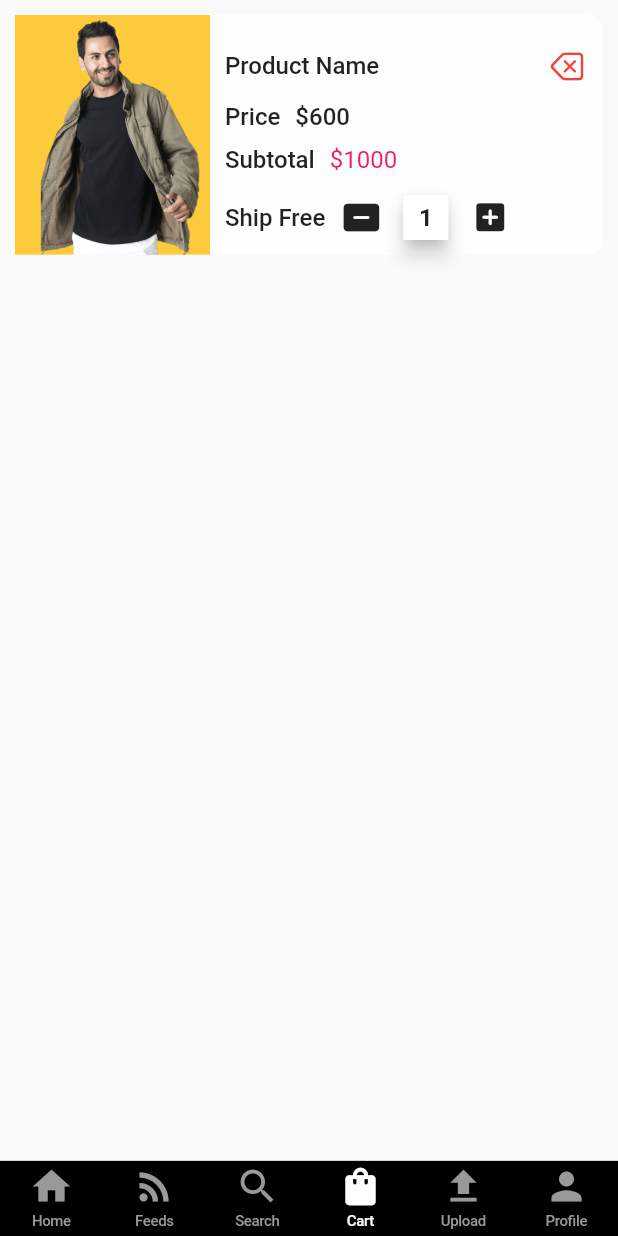
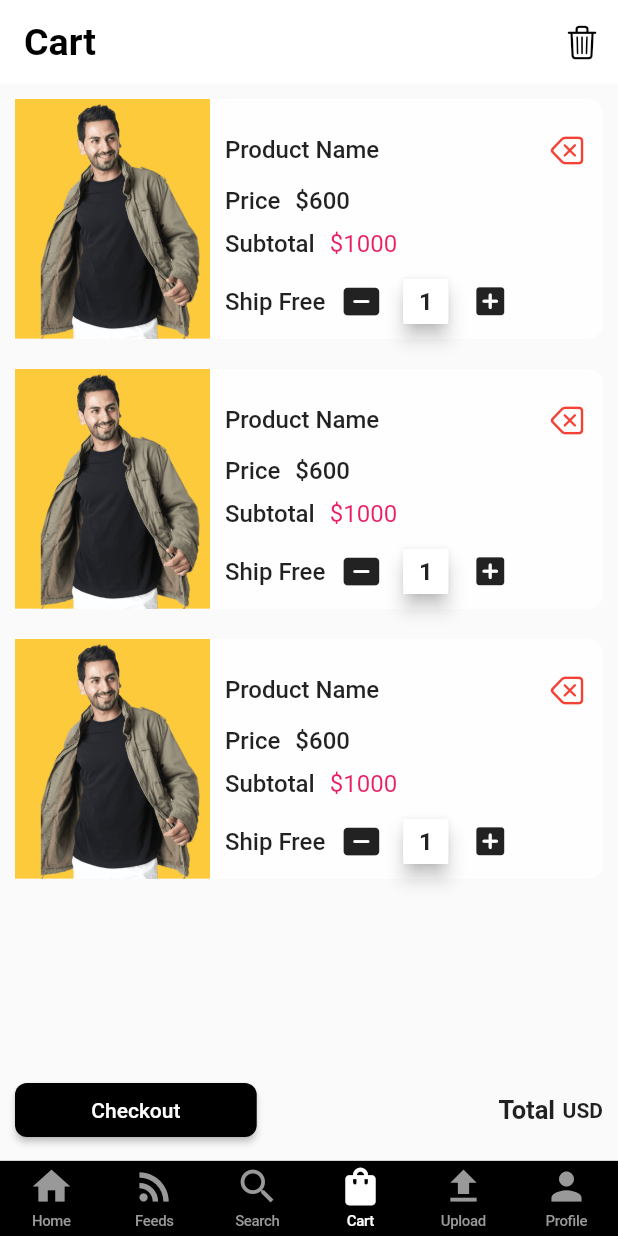
Before and after one commit to mehedi4958/ecommerce01, a Flutter app: the screen it shows after launch, item 4 of the bottom bar chosen, on a phone screen of 412 x 824 dp. Run offline on Flutter 3.47's test engine with Material 2 defaults, Android fonts, the light colour scheme and no system bars; our stand-ins replace badges, cloud_firestore, firebase_auth, firebase_core, firebase_storage, image_picker; accounts and stored records are empty.

Commit message:
cart screen diplaying data in list view

```diff
--- a/lib/views/screens/cart_screen.dart
+++ b/lib/views/screens/cart_screen.dart
@@ -1,5 +1,6 @@
 import 'package:e_commerce_01/views/widgets/cart_empty.dart';
 import 'package:e_commerce_01/views/widgets/cart_item.dart';
+import 'package:flutter/cupertino.dart';
 import 'package:flutter/material.dart';
 
 class CartScreen extends StatelessWidget {
@@ -7,8 +8,74 @@ class CartScreen extends StatelessWidget {
 
   @override
   Widget build(BuildContext context) {
-    return const Scaffold(
-      body: CartItem(),
+    return Scaffold(
+      appBar: AppBar(
+        elevation: 0,
+        backgroundColor: Colors.white,
+        centerTitle: false,
+        title: const Text(
+          'Cart',
+          style: TextStyle(
+            color: Colors.black,
+            fontWeight: FontWeight.bold,
+            fontSize: 25,
+          ),
+        ),
+        actions: [
+          IconButton(
+            onPressed: () {},
+            icon: const Icon(
+              CupertinoIcons.trash,
+              color: Colors.black,
+            ),
+          ),
+        ],
+      ),
+      body: ListView.builder(
+        itemCount: 3,
+        itemBuilder: (BuildContext context, int index) {
+          return const CartItem();
+        },
+      ),
+      bottomSheet: Padding(
+        padding: const EdgeInsets.all(10.0),
+        child: Row(
+          children: [
+            Expanded(
+              child: ElevatedButton(
+                style: ElevatedButton.styleFrom(
+                  backgroundColor: Colors.black,
+                  shape: RoundedRectangleBorder(
+                    borderRadius: BorderRadius.circular(8),
+                  ),
+                ),
+                onPressed: () {},
+                child: const Text(
+                  'Checkout',
+                  style: TextStyle(
+                    fontWeight: FontWeight.w500,
+                  ),
+                ),
+              ),
+            ),
+            const Spacer(),
+            const Text(
+              'Total',
+              style: TextStyle(
+                fontSize: 17,
+                fontWeight: FontWeight.bold,
+              ),
+            ),
+            const SizedBox(width: 5),
+            const Text(
+              'USD',
+              style: TextStyle(
+                fontWeight: FontWeight.w700,
+              ),
+            ),
+          ],
+        ),
+      ),
     );
   }
 }
--- a/lib/views/widgets/cart_item.dart
+++ b/lib/views/widgets/cart_item.dart
@@ -124,11 +124,12 @@ class CartItem extends StatelessWidget {
                       ),
                     ),
                     IconButton(
-                        onPressed: () {},
-                        icon: Icon(
-                          Icons.add_box_rounded,
-                          size: 25,
-                        ))
+                      onPressed: () {},
+                      icon: const Icon(
+                        Icons.add_box_rounded,
+                        size: 25,
+                      ),
+                    ),
                   ],
                 ),
               ],
```
